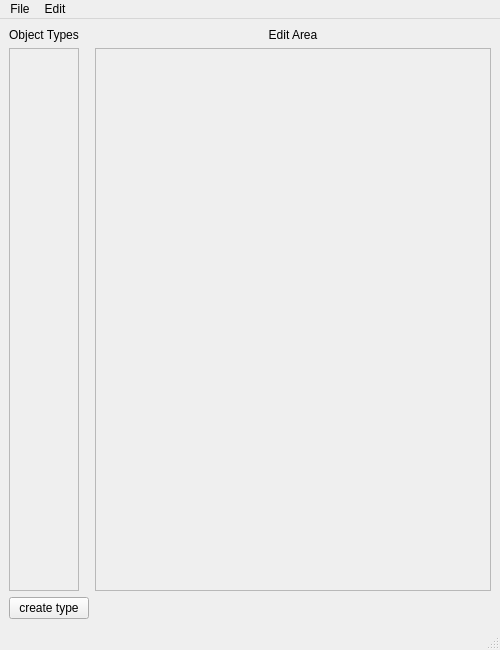
Above: mainwindow.ui from Den-One/GameObjectListEditor before the change. Below: the same form after it.
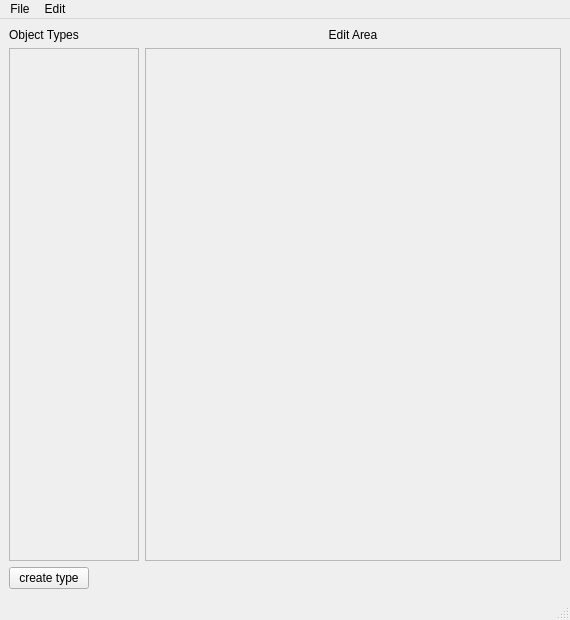
That is the form after the change. Icons and pictures are not drawn.

Commit message:
Add clickable buttons of object types
Click button to add object information on EditScrollArea.

What changed in the file:
```diff
--- a/mainwindow.ui
+++ b/mainwindow.ui
@@ -6,8 +6,8 @@
    <rect>
     <x>0</x>
     <y>0</y>
-    <width>500</width>
-    <height>650</height>
+    <width>570</width>
+    <height>620</height>
    </rect>
   </property>
   <property name="windowTitle">
@@ -31,6 +31,12 @@
     </item>
     <item row="1" column="0">
      <widget class="QScrollArea" name="scrollAreaForTypes">
+      <property name="minimumSize">
+       <size>
+        <width>130</width>
+        <height>0</height>
+       </size>
+      </property>
       <property name="widgetResizable">
        <bool>true</bool>
       </property>
@@ -39,8 +45,8 @@
         <rect>
          <x>0</x>
          <y>0</y>
-         <width>68</width>
-         <height>535</height>
+         <width>128</width>
+         <height>505</height>
         </rect>
        </property>
       </widget>
@@ -48,6 +54,12 @@
     </item>
     <item row="1" column="1">
      <widget class="QScrollArea" name="scrollAreaForEdit">
+      <property name="minimumSize">
+       <size>
+        <width>150</width>
+        <height>0</height>
+       </size>
+      </property>
       <property name="widgetResizable">
        <bool>true</bool>
       </property>
@@ -56,8 +68,8 @@
         <rect>
          <x>0</x>
          <y>0</y>
-         <width>394</width>
-         <height>535</height>
+         <width>414</width>
+         <height>505</height>
         </rect>
        </property>
       </widget>
@@ -77,7 +89,7 @@
     <rect>
      <x>0</x>
      <y>0</y>
-     <width>500</width>
+     <width>570</width>
      <height>21</height>
     </rect>
    </property>
```
The commit also changes 3 other files.
